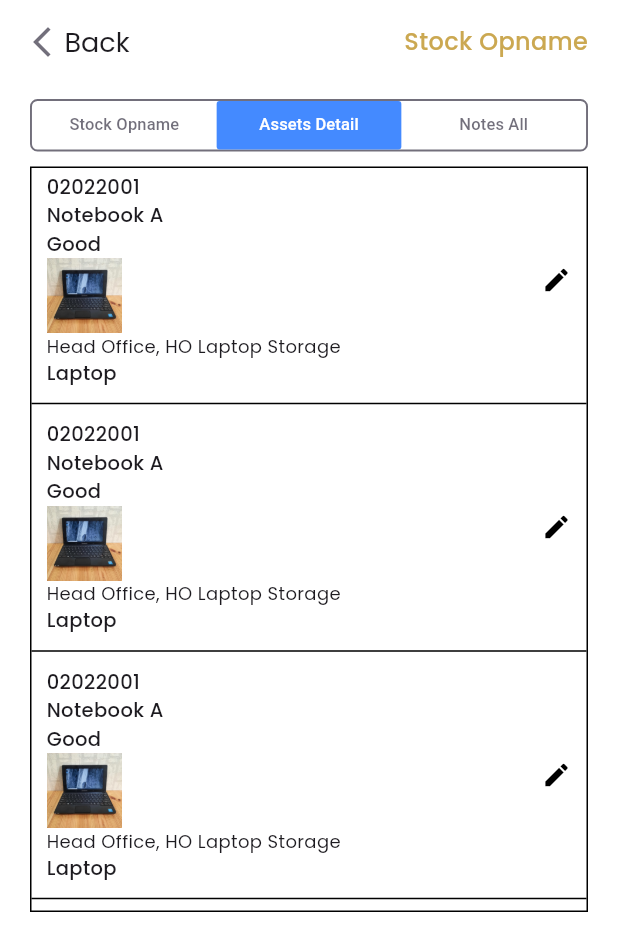
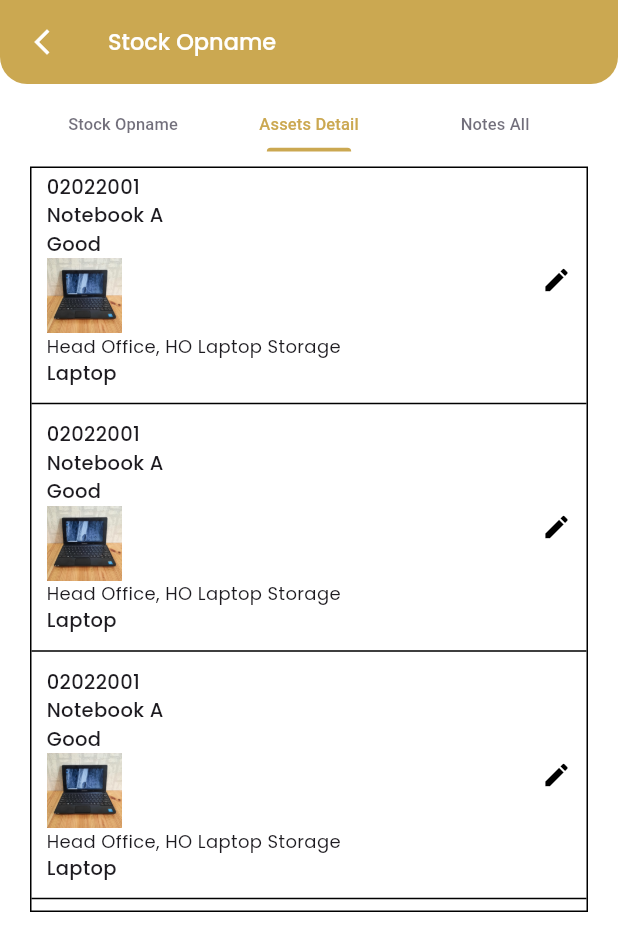
Before and after one commit to alfinputra013/modul-asset-management, a Flutter app: the DetailItemOpname screen opened by its route, tab 2 chosen, on a phone screen of 412 x 824 dp. Shown: the top 951 px of the screen. Run offline on Flutter 3.47's test engine with Material 3 defaults, Android fonts, the phone set to English and light mode, and no system bars; our stand-ins replace from_css_color, get, google_fonts; missing offline and left inert: qrscan.

Commit message:
update tabbar

```diff
--- a/lib/app/views/detail-item/detail_item_opname.dart
+++ b/lib/app/views/detail-item/detail_item_opname.dart
@@ -5,6 +5,7 @@ import 'package:modul_asset_management/app/views/tab-bar-view.dart/assets_detail
 import 'package:modul_asset_management/app/views/tab-bar-view.dart/notes_all.dart';
 import 'package:modul_asset_management/app/views/tab-bar-view.dart/stock_opname.dart';
 import 'package:modul_asset_management/core/theme.dart';
+import 'package:modul_asset_management/widget/app_bar.dart';
 
 class DetailItemOpname extends StatefulWidget {
   const DetailItemOpname({super.key});
@@ -28,72 +29,45 @@ class _DetailItemOpnameState extends State<DetailItemOpname>
     super.dispose();
   }
 
+  @override
   Widget build(BuildContext context) {
     return Scaffold(
       backgroundColor: whiteColor,
-      appBar: AppBar(
-        backgroundColor: Colors.white,
-        automaticallyImplyLeading: false,
-        title: GestureDetector(
-          onTap: () {
-            Get.back();
-          },
-          child: Row(
-            children: [
-              Icon(
-                Icons.arrow_back_ios_new,
-                color: greyFont,
-              ),
-              const SizedBox(
-                width: 3,
-              ),
-              Text(
-                "Back",
-                style: GoogleFonts.poppins(
-                  fontSize: 18,
-                ),
-              ),
-            ],
+      appBar: AppBarGlobal(
+        title: "Stock Opname",
+        centerTitle: false,
+        backgroundColor: orangeMain,
+        leading: GestureDetector(
+          onTap: () => Get.back(),
+          child: Icon(
+            Icons.arrow_back_ios_new,
+            color: whiteColor,
+            size: 20,
           ),
         ),
-        actions: [
-          Padding(
-            padding: const EdgeInsets.only(right: 20),
-            child: Text(
-              "Stock Opname",
-              style: GoogleFonts.poppins(
-                fontSize: 16,
-                fontWeight: FontWeight.w500,
-                color: orangeMain,
-              ),
-            ),
-          ),
-        ],
       ),
       body: Column(
         children: [
           Padding(
             padding: const EdgeInsets.only(left: 20, right: 20, top: 10),
             child: Container(
-              // transform: Matrix4.translationValues(0, -40, 0),
               height: 35,
               decoration: BoxDecoration(
                 color: Colors.white,
-                border: Border.all(
-                  color: greyFont,
-                  width: 1.3,
-                ),
                 borderRadius: BorderRadius.circular(5),
               ),
               child: TabBar(
                 dividerHeight: 0,
                 controller: _tabController,
-                indicatorSize: TabBarIndicatorSize.tab,
-                indicator: BoxDecoration(
-                  borderRadius: BorderRadius.circular(2),
-                  color: Colors.blueAccent,
+                indicatorSize: TabBarIndicatorSize.label,
+                indicator: UnderlineTabIndicator(
+                  borderSide: BorderSide(color: orangeMain, width: 2.5),
+                  insets: const EdgeInsets.symmetric(horizontal: 5.0),
+                  borderRadius: const BorderRadius.vertical(
+                    top: Radius.circular(5),
+                  ),
                 ),
-                labelColor: Colors.white,
+                labelColor: orangeMain,
                 unselectedLabelColor: greyFont,
                 labelStyle:
                     const TextStyle(fontSize: 11, fontWeight: FontWeight.w500),
```
